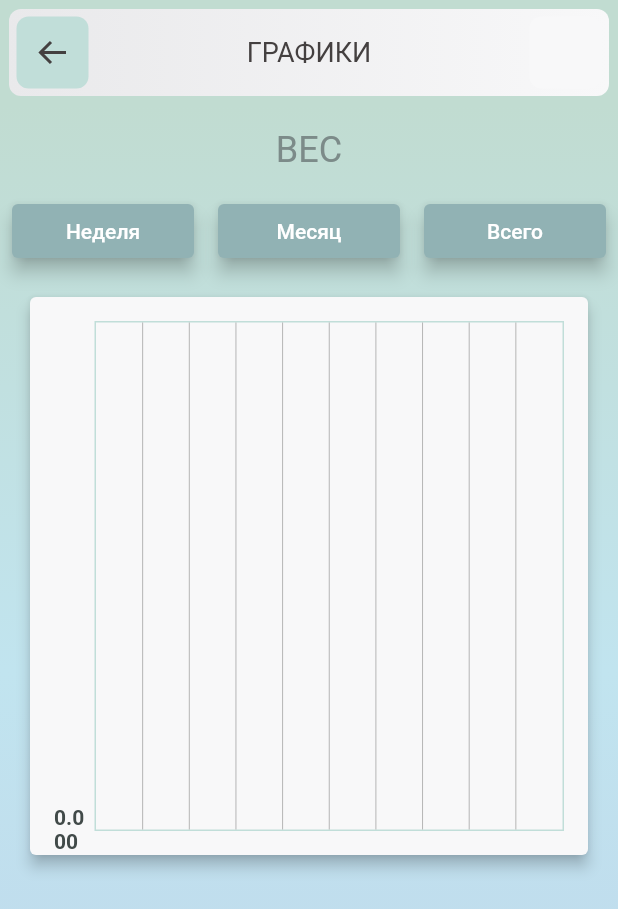
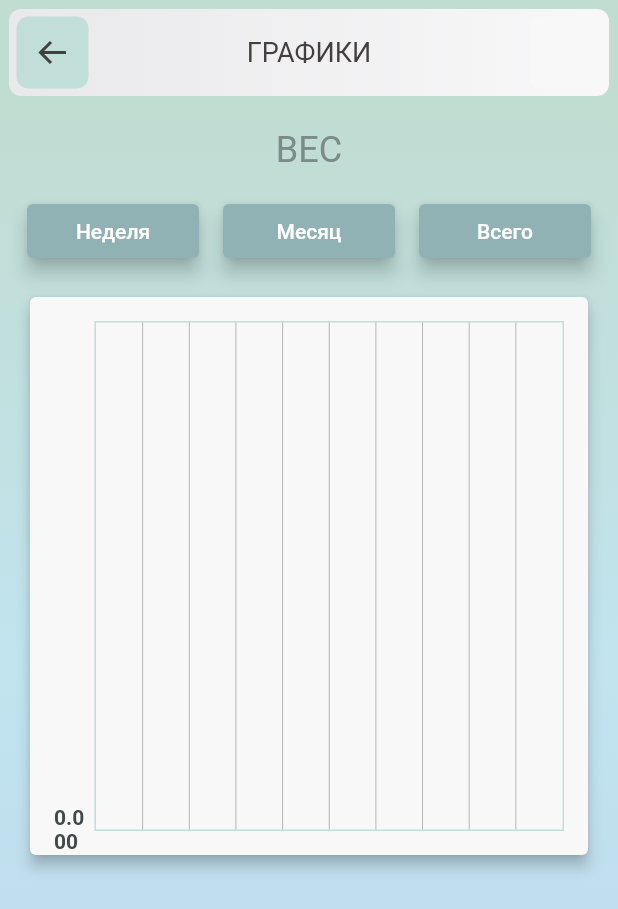
Before and after one commit to Graaggas/CtrlWeight, a Flutter app: the ChartsPage screen opened by its route, on a phone screen of 412 x 824 dp. Shown: the top 909 px of the screen. Run offline on Flutter 3.47's test engine with Material 2 defaults, Android fonts, the phone set to English and light mode, and no system bars; drawn by our look-alikes of fl_chart; our stand-ins replace adaptive_dialog, flutter_boxicons, get, getwidget, google_fonts, hive and 1 more; accounts and stored records are empty; generated files the repository leaves out were written again; Roboto replaces fonts that are missing (Play).

```diff
--- a/lib/controllers/weightsController.dart
+++ b/lib/controllers/weightsController.dart
@@ -1,7 +1,6 @@
 import 'package:ctrl_weight/misc/chart_data.dart';
 import 'package:ctrl_weight/services/database.dart';
 import 'package:get/get.dart';
-import 'package:intl/intl.dart';
 import 'package:jiffy/jiffy.dart';
 
 class WeightsController extends GetxController {
--- a/lib/main.dart
+++ b/lib/main.dart
@@ -3,6 +3,7 @@ import 'package:ctrl_weight/controllers/waisteController.dart';
 import 'package:ctrl_weight/controllers/weightsController.dart';
 import 'package:ctrl_weight/hive_models/models.dart';
 import 'package:ctrl_weight/lading_page.dart';
+import 'package:ctrl_weight/screens/change_start_values/changes_start_values_page.dart';
 import 'package:ctrl_weight/screens/charts/charts_page.dart';
 import 'package:ctrl_weight/screens/dashboard/dashboard.dart';
 import 'package:ctrl_weight/screens/intro_screens/intro_screen.dart';
@@ -64,6 +65,11 @@ class MyApp extends StatelessWidget {
           page: () => ChartsPage(),
           transition: Transition.fade,
         ),
+        GetPage(
+          name: "/change_start_values_screen",
+          page: () => ChangeStartValuesPage(),
+          transition: Transition.fade,
+        ),
       ],
       // '/': (context) => LandingPage(),
       // '/intro_screen': (context) => IntroScreen(),
--- a/lib/misc/drawer.dart
+++ b/lib/misc/drawer.dart
@@ -91,6 +91,8 @@ class CustomDrawer extends StatelessWidget {
               ),
             ),
             onTap: () {
+              Navigator.pop(context2);
+              Get.toNamed("/change_start_values_screen");
               // Get.toNamed("/dashboard_screen");
             },
           ),
--- a/lib/screens/charts/charts_page.dart
+++ b/lib/screens/charts/charts_page.dart
@@ -1,5 +1,4 @@
 import 'package:ctrl_weight/controllers/weightsController.dart';
-import 'package:ctrl_weight/misc/chart_data.dart';
 import 'package:ctrl_weight/misc/colors.dart';
 import 'package:ctrl_weight/misc/customAppBar.dart';
 import 'package:ctrl_weight/screens/charts/components/chart_comp.dart';
@@ -65,7 +64,9 @@ class _ChartsPageState extends State<ChartsPage> {
                     ),
                   ),
                 ),
-                Row(
+                Padding(
+                  padding: const EdgeInsets.only(left: 10.0, right: 10.0),
+                  child: Row(
                     children: [
                       Expanded(
                         child: Padding(
@@ -92,7 +93,8 @@ class _ChartsPageState extends State<ChartsPage> {
                                       .changeAverMonth(_pressedButtonMonthDays);
                                 }
                                 if (_pressedButtonAllDays) {
-                                _pressedButtonAllDays = !_pressedButtonAllDays;
+                                  _pressedButtonAllDays =
+                                      !_pressedButtonAllDays;
                                   weightsController
                                       .changeAverAllDays(_pressedButtonAllDays);
                                 }
@@ -129,7 +131,8 @@ class _ChartsPageState extends State<ChartsPage> {
                                       _pressedButtonSevenDays);
                                 }
                                 if (_pressedButtonAllDays) {
-                                _pressedButtonAllDays = !_pressedButtonAllDays;
+                                  _pressedButtonAllDays =
+                                      !_pressedButtonAllDays;
                                   weightsController
                                       .changeAverAllDays(_pressedButtonAllDays);
                                 }
@@ -153,7 +156,8 @@ class _ChartsPageState extends State<ChartsPage> {
                             onPressed: () {
                               setState(() {
                                 if (!_pressedButtonAllDays) {
-                                _pressedButtonAllDays = !_pressedButtonAllDays;
+                                  _pressedButtonAllDays =
+                                      !_pressedButtonAllDays;
                                   weightsController
                                       .changeAverAllDays(_pressedButtonAllDays);
                                 }
@@ -180,6 +184,7 @@ class _ChartsPageState extends State<ChartsPage> {
                       ),
                     ],
                   ),
+                ),
                 Container(
                   height: MediaQuery.of(context).size.height / 2,
                   width: MediaQuery.of(context).size.width / 1,
```
Lines whose indentation alone changed are shown as unchanged.
